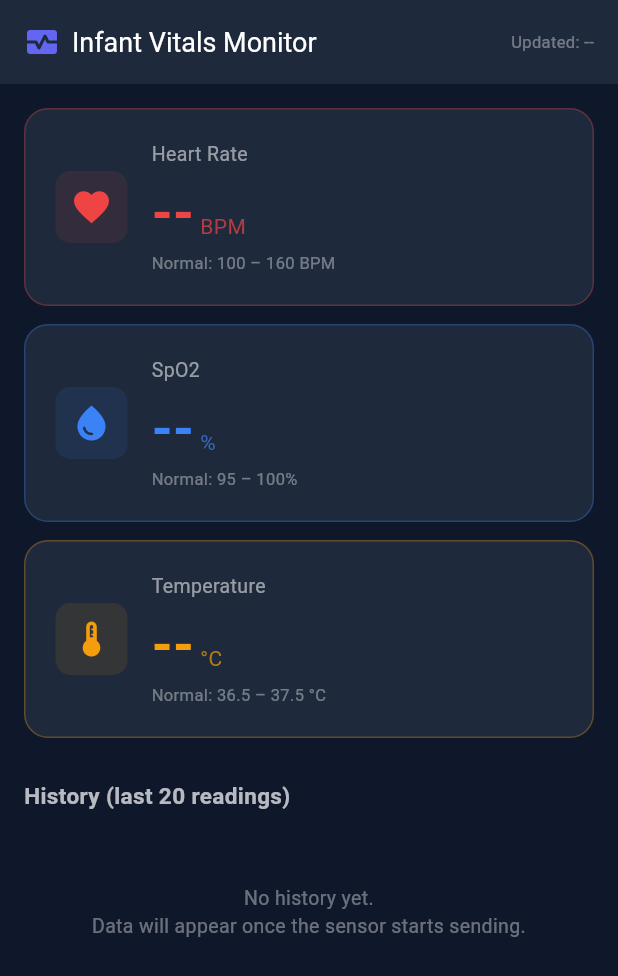
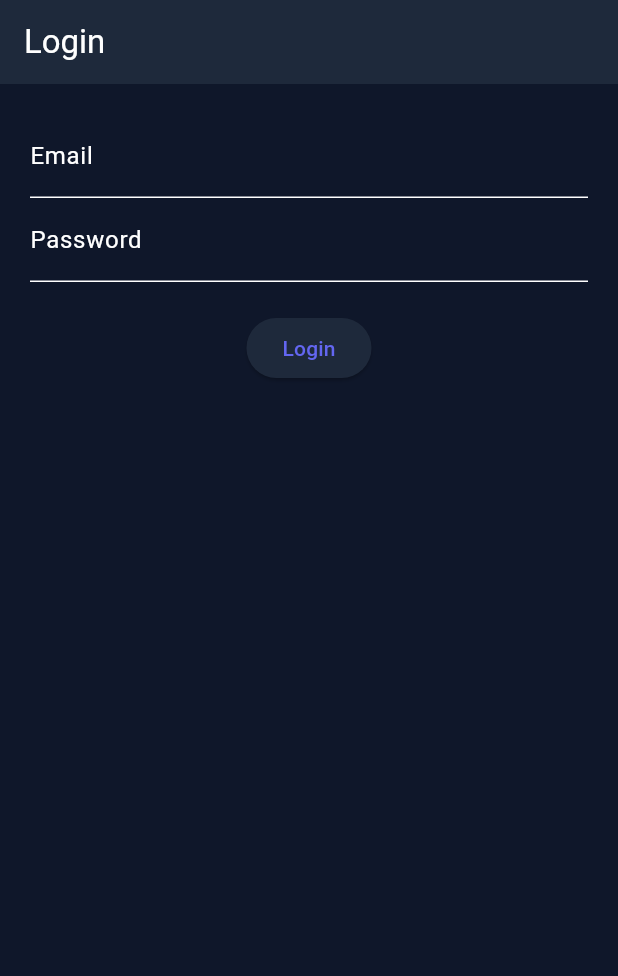
Before and after one commit to ayanamary-05/Infant-vitals-monitor, a Flutter app: the screen it shows after launch, on a phone screen of 412 x 824 dp. Shown: the top 976 px of the screen. Run offline on Flutter 3.47's test engine with Material 3 defaults, Android fonts, the light colour scheme and no system bars; our stand-ins replace firebase_core, firebase_database, fl_chart; accounts and stored records are empty.

Commit message:
Added login screen so it navigates from login screen to vital screen

```diff
--- a/lib/main.dart
+++ b/lib/main.dart
@@ -1,7 +1,7 @@
 import 'package:flutter/material.dart';
 import 'package:firebase_core/firebase_core.dart';
 import 'firebase_options.dart';
-import 'screens/vital_screen.dart';
+import 'screens/login_screen.dart';
 
 void main() async {
   WidgetsFlutterBinding.ensureInitialized();
@@ -26,7 +26,7 @@ class MyApp extends StatelessWidget {
           surface: Color(0xFF1E293B),
         ),
       ),
-      home: const VitalsScreen(),
+      home: const LoginScreen(),
     );
   }
 }
--- /dev/null
+++ b/lib/screens/login_screen.dart
@@ -0,0 +1,42 @@
+import 'package:first_app/screens/vital_screen.dart';
+import 'package:flutter/material.dart';
+
+class LoginScreen extends StatelessWidget {
+  const LoginScreen({super.key});
+
+  @override
+  Widget build(BuildContext context) {
+    return Scaffold(
+      appBar: AppBar(title: const Text("Login")),
+      body: Padding(
+        padding: const EdgeInsets.all(20),
+        child: Column(
+          children: [
+            TextField(
+              decoration: const InputDecoration(labelText: "Email"),
+            ),
+            TextField(
+              decoration: const InputDecoration(labelText: "Password"),
+              obscureText: true,
+            ),
+            const SizedBox(height: 20),
+            ElevatedButton(
+              onPressed: ()
+              {
+                Navigator.pushReplacement
+                (
+                  context,
+                  MaterialPageRoute
+                  (
+                    builder: (context) => const VitalsScreen(),
+                  ),
+                );
+            },
+  child: const Text("Login"),
+)
+          ],
+        ),
+      ),
+    );
+  }
+}
--- a/lib/screens/vital_screen.dart
+++ b/lib/screens/vital_screen.dart
@@ -125,7 +125,7 @@ class _VitalsScreenState extends State<VitalsScreen> {
                 margin: const EdgeInsets.only(bottom: 16),
                 padding: const EdgeInsets.all(14),
                 decoration: BoxDecoration(
-                  color: Colors.red.withOpacity(0.15),
+                  color: Colors.red.withValues(alpha: 0.15),
                   borderRadius: BorderRadius.circular(12),
                   border: Border.all(color: Colors.redAccent),
                 ),
@@ -261,11 +261,11 @@ class _VitalCard extends StatelessWidget {
         color: const Color(0xFF1E293B),
         borderRadius: BorderRadius.circular(16),
         border: Border.all(
-          color: isAlert ? Colors.redAccent : color.withOpacity(0.3),
+          color: isAlert ? Colors.redAccent : color.withValues(alpha: 0.3),
           width: isAlert ? 1.5 : 1,
         ),
         boxShadow: isAlert
-            ? [BoxShadow(color: Colors.red.withOpacity(0.2), blurRadius: 12)]
+            ? [BoxShadow(color: Colors.red.withValues(alpha: 0.2), blurRadius: 12)]
             : [],
       ),
       child: Row(
@@ -273,7 +273,7 @@ class _VitalCard extends StatelessWidget {
           Container(
             padding: const EdgeInsets.all(10),
             decoration: BoxDecoration(
-              color: color.withOpacity(0.1),
+              color: color.withValues(alpha: 0.1),
               borderRadius: BorderRadius.circular(10),
             ),
             child: Icon(icon, color: color, size: 28),
@@ -302,7 +302,7 @@ class _VitalCard extends StatelessWidget {
                           style: TextStyle(
                               color: isAlert
                                   ? Colors.redAccent
-                                  : color.withOpacity(0.7),
+                                  : color.withValues(alpha: 0.7),
                               fontSize: 14)),
                     ),
                   ],
@@ -346,7 +346,7 @@ class _ChartCard extends StatelessWidget {
       decoration: BoxDecoration(
         color: const Color(0xFF1E293B),
         borderRadius: BorderRadius.circular(16),
-        border: Border.all(color: color.withOpacity(0.2)),
+        border: Border.all(color: color.withValues(alpha: 0.2)),
       ),
       child: Column(
         crossAxisAlignment: CrossAxisAlignment.start,
@@ -400,7 +400,7 @@ class _ChartCard extends StatelessWidget {
                     dotData: const FlDotData(show: false),
                     belowBarData: BarAreaData(
                       show: true,
-                      color: color.withOpacity(0.08),
+                      color: color.withValues(alpha: 0.08),
                     ),
                   ),
                 ],
```
